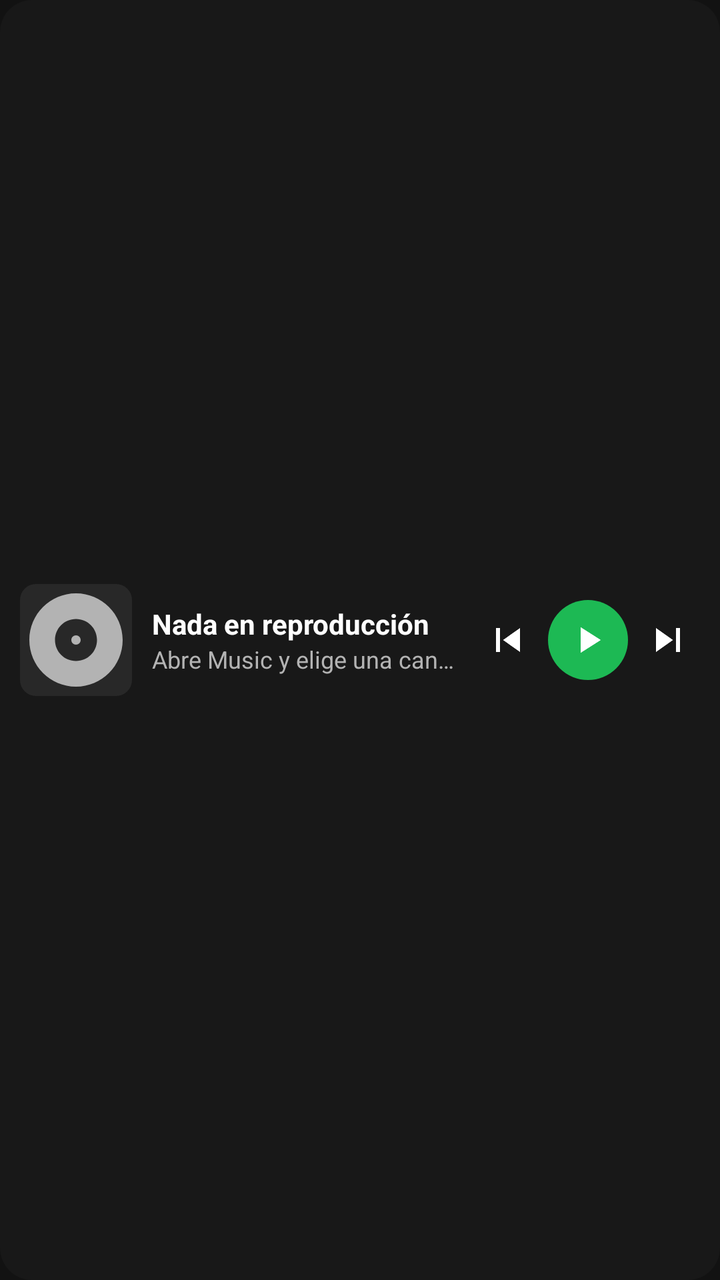
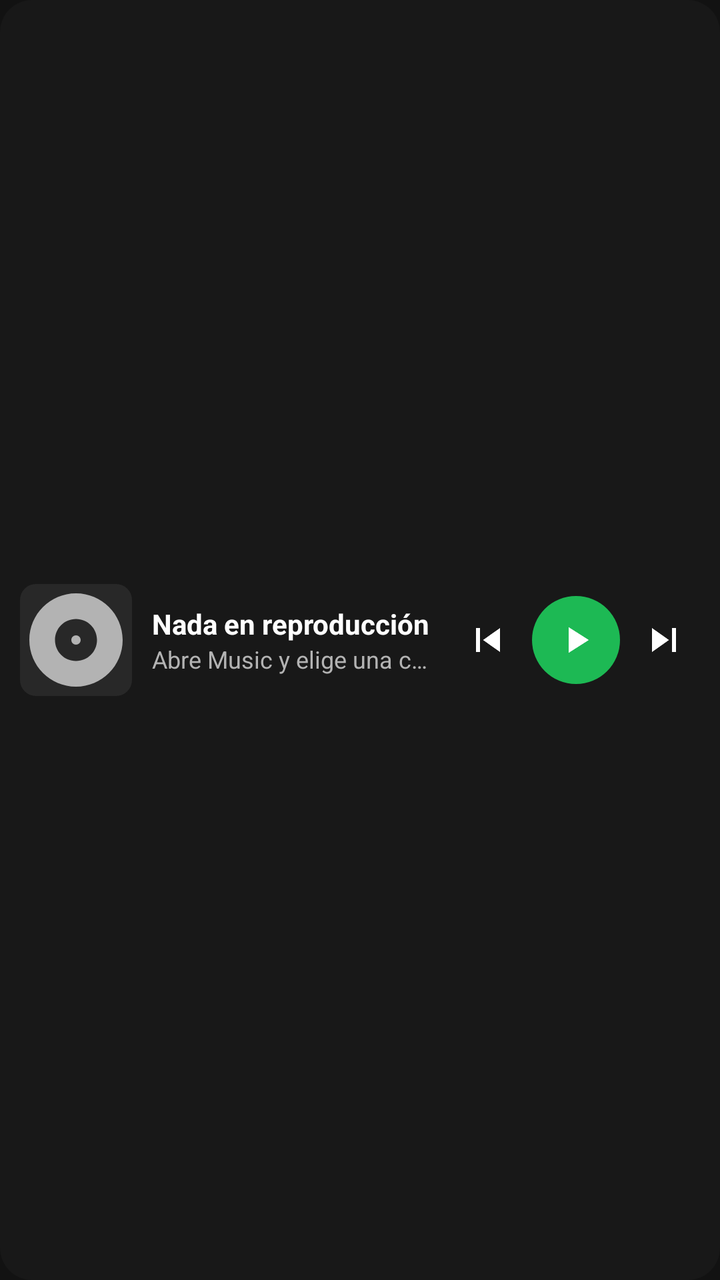

Two renders of the same Android screen: before a commit and after it. Below are the layout's source before the change and the commit's diff.
<!-- AndroidManifest.xml: application theme Theme.Music -->
<!-- res/layout/widget_playback.xml -->
<?xml version="1.0" encoding="utf-8"?>
<LinearLayout xmlns:android="http://schemas.android.com/apk/res/android"
    android:id="@+id/widget_root"
    android:layout_width="match_parent"
    android:layout_height="match_parent"
    android:background="@drawable/widget_background"
    android:gravity="center_vertical"
    android:orientation="horizontal"
    android:paddingStart="10dp"
    android:paddingTop="8dp"
    android:paddingEnd="8dp"
    android:paddingBottom="8dp">

    <ImageView
        android:id="@+id/widget_art"
        android:layout_width="56dp"
        android:layout_height="56dp"
        android:background="@drawable/widget_art_bg"
        android:contentDescription="@string/widget_artwork"
        android:scaleType="centerCrop"
        android:src="@drawable/ic_widget_album" />

    <LinearLayout
        android:layout_width="0dp"
        android:layout_height="wrap_content"
        android:layout_marginStart="10dp"
        android:layout_marginEnd="6dp"
        android:layout_weight="1"
        android:orientation="vertical">

        <TextView
            android:id="@+id/widget_title"
            android:layout_width="match_parent"
            android:layout_height="wrap_content"
            android:ellipsize="end"
            android:maxLines="1"
            android:text="@string/widget_idle_title"
            android:textColor="#FFFFFFFF"
            android:textSize="14sp"
            android:textStyle="bold" />

        <TextView
            android:id="@+id/widget_artist"
            android:layout_width="match_parent"
            android:layout_height="wrap_content"
            android:ellipsize="end"
            android:maxLines="1"
            android:text="@string/widget_idle_artist"
            android:textColor="#FFB3B3B3"
            android:textSize="12sp" />
    </LinearLayout>

    <ImageView
        android:id="@+id/widget_prev"
        android:layout_width="36dp"
        android:layout_height="36dp"
        android:contentDescription="@string/widget_previous"
        android:padding="6dp"
        android:src="@drawable/ic_widget_prev" />

    <FrameLayout
        android:id="@+id/widget_play"
        android:layout_width="40dp"
        android:layout_height="40dp"
        android:layout_marginStart="2dp"
        android:layout_marginEnd="2dp"
        android:background="@drawable/widget_play_bg"
        android:contentDescription="@string/widget_play_pause">

        <ImageView
            android:id="@+id/widget_play_icon"
            android:layout_width="22dp"
            android:layout_height="22dp"
            android:layout_gravity="center"
            android:importantForAccessibility="no"
            android:src="@drawable/ic_widget_play" />
    </FrameLayout>

    <ImageView
        android:id="@+id/widget_next"
        android:layout_width="36dp"
        android:layout_height="36dp"
        android:contentDescription="@string/widget_next"
        android:padding="6dp"
        android:src="@drawable/ic_widget_next" />
</LinearLayout>
<!-- resources referenced by this layout -->
<resources>
  <!-- drawable ic_widget_album (drawable) -->
  <?xml version="1.0" encoding="utf-8"?>
  <vector xmlns:android="http://schemas.android.com/apk/res/android"
      android:width="24dp"
      android:height="24dp"
      android:viewportWidth="24"
      android:viewportHeight="24">
      <path
          android:fillColor="#FFB3B3B3"
          android:pathData="M12,2C6.48,2 2,6.48 2,12s4.48,10 10,10 10,-4.48 10,-10S17.52,2 12,2zM12,16.5c-2.49,0 -4.5,-2.01 -4.5,-4.5S9.51,7.5 12,7.5s4.5,2.01 4.5,4.5 -2.01,4.5 -4.5,4.5zM12,11c-0.55,0 -1,0.45 -1,1s0.45,1 1,1 1,-0.45 1,-1 -0.45,-1 -1,-1z" />
  </vector>
  <!-- drawable ic_widget_next (drawable) -->
  <?xml version="1.0" encoding="utf-8"?>
  <vector xmlns:android="http://schemas.android.com/apk/res/android"
      android:width="24dp"
      android:height="24dp"
      android:viewportWidth="24"
      android:viewportHeight="24">
      <path
          android:fillColor="#FFFFFFFF"
          android:pathData="M6,18l8.5,-6L6,6v12zM16,6v12h2V6h-2z" />
  </vector>
  <!-- drawable ic_widget_play (drawable) -->
  <?xml version="1.0" encoding="utf-8"?>
  <vector xmlns:android="http://schemas.android.com/apk/res/android"
      android:width="24dp"
      android:height="24dp"
      android:viewportWidth="24"
      android:viewportHeight="24">
      <path
          android:fillColor="#FFFFFFFF"
          android:pathData="M8,5v14l11,-7z" />
  </vector>
  <!-- drawable ic_widget_prev (drawable) -->
  <?xml version="1.0" encoding="utf-8"?>
  <vector xmlns:android="http://schemas.android.com/apk/res/android"
      android:width="24dp"
      android:height="24dp"
      android:viewportWidth="24"
      android:viewportHeight="24">
      <path
          android:fillColor="#FFFFFFFF"
          android:pathData="M6,6h2v12H6V6zM9.5,12l8.5,6V6l-8.5,6z" />
  </vector>
  <!-- drawable widget_art_bg (drawable) -->
  <?xml version="1.0" encoding="utf-8"?>
  <shape xmlns:android="http://schemas.android.com/apk/res/android" android:shape="rectangle">
      <solid android:color="#FF282828" />
      <corners android:radius="8dp" />
  </shape>
  <!-- drawable widget_background (drawable) -->
  <?xml version="1.0" encoding="utf-8"?>
  <shape xmlns:android="http://schemas.android.com/apk/res/android" android:shape="rectangle">
      <solid android:color="#FF181818" />
      <corners android:radius="16dp" />
  </shape>
  <!-- drawable widget_play_bg (drawable) -->
  <?xml version="1.0" encoding="utf-8"?>
  <shape xmlns:android="http://schemas.android.com/apk/res/android" android:shape="oval">
      <solid android:color="#FF1DB954" />
  </shape>
  <string name="widget_artwork">Carátula</string>
  <string name="widget_idle_artist">Abre Music y elige una canción</string>
  <string name="widget_idle_title">Nada en reproducción</string>
  <string name="widget_next">Siguiente</string>
  <string name="widget_play_pause">Reproducir o pausar</string>
  <string name="widget_previous">Anterior</string>
  <style name="Theme.Music" parent="@android:style/Theme.Material.NoActionBar">
          <item name="android:statusBarColor">@android:color/transparent</item>
          <item name="android:navigationBarColor">@android:color/transparent</item>
          <item name="android:windowBackground">#FF121212</item>
          <item name="android:navigationBarDividerColor">@android:color/transparent</item>
          <item name="android:windowLightStatusBar">false</item>
          <item name="android:colorPrimary">@color/ic_launcher_background</item>
      </style>
  <color name="ic_launcher_background">#562EA8</color>
</resources>

<!-- the commit's change to res/layout/widget_playback.xml (unified diff, before → after) -->
@@ -21,11 +21,13 @@
         android:src="@drawable/ic_widget_album" />
 
     <LinearLayout
+        android:id="@+id/widget_info"
         android:layout_width="0dp"
-        android:layout_height="wrap_content"
+        android:layout_height="match_parent"
         android:layout_marginStart="10dp"
         android:layout_marginEnd="6dp"
         android:layout_weight="1"
+        android:gravity="center_vertical"
         android:orientation="vertical">
 
         <TextView
@@ -52,20 +54,24 @@
 
     <ImageView
         android:id="@+id/widget_prev"
-        android:layout_width="36dp"
-        android:layout_height="36dp"
+        android:layout_width="40dp"
+        android:layout_height="40dp"
+        android:clickable="true"
         android:contentDescription="@string/widget_previous"
-        android:padding="6dp"
+        android:focusable="true"
+        android:padding="8dp"
         android:src="@drawable/ic_widget_prev" />
 
     <FrameLayout
         android:id="@+id/widget_play"
-        android:layout_width="40dp"
-        android:layout_height="40dp"
+        android:layout_width="44dp"
+        android:layout_height="44dp"
         android:layout_marginStart="2dp"
         android:layout_marginEnd="2dp"
         android:background="@drawable/widget_play_bg"
-        android:contentDescription="@string/widget_play_pause">
+        android:clickable="true"
+        android:contentDescription="@string/widget_play_pause"
+        android:focusable="true">
 
         <ImageView
             android:id="@+id/widget_play_icon"
@@ -78,9 +84,11 @@
 
     <ImageView
         android:id="@+id/widget_next"
-        android:layout_width="36dp"
-        android:layout_height="36dp"
+        android:layout_width="40dp"
+        android:layout_height="40dp"
+        android:clickable="true"
         android:contentDescription="@string/widget_next"
-        android:padding="6dp"
+        android:focusable="true"
+        android:padding="8dp"
         android:src="@drawable/ic_widget_next" />
 </LinearLayout>
